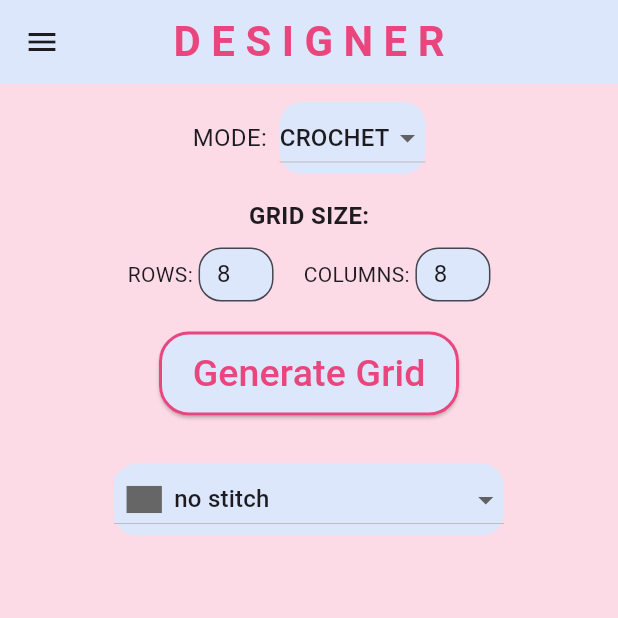
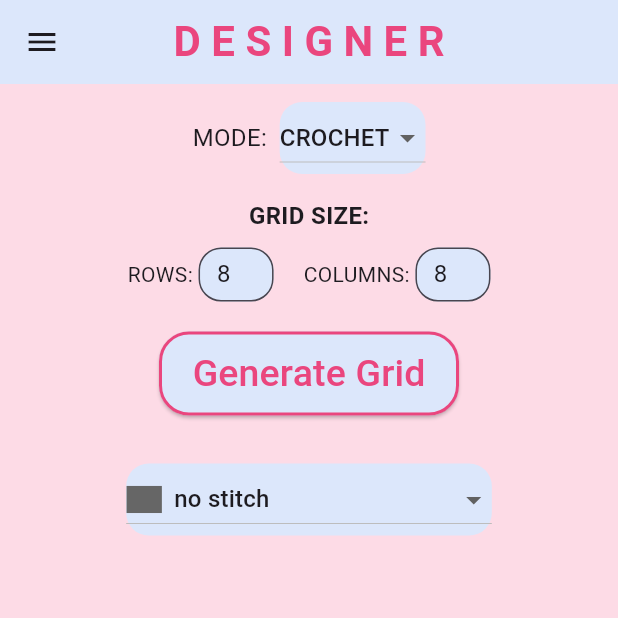
Before and after one commit to Ayesha-Jan/stitch-atlas, a Flutter app: the Designer screen opened by its route, on a phone screen of 412 x 824 dp, the top half of it. Run offline on Flutter 3.47's test engine with Material 3 defaults, Android fonts, the phone set to English and light mode, and no system bars; our stand-ins replace flutter_colorpicker, flutter_svg.

Commit message:
Removed redundant code

```diff
--- a/lib/main.dart
+++ b/lib/main.dart
@@ -16,7 +16,7 @@ class StitchAtlasApp extends StatelessWidget {
       routes: {
         '/designer' :(context) => Designer(),
         '/explorer' :(context) => Explorer(),
-        '/home' :(context) => Home()
+        '/home' :(context) => Home(),
       },
     );
   }
--- a/lib/pages/designer.dart
+++ b/lib/pages/designer.dart
@@ -135,6 +135,43 @@ class _DesignerState extends State<Designer> {
     }
   }
 
+  Widget buildSymbolDropdown(List<Map<String, String>> symbols, String modeName) {
+    return Padding(
+      padding: const EdgeInsets.symmetric(vertical: 8),
+      child: Container(
+        decoration: BoxDecoration(
+          color: Color(0xFFDCE7FB),
+          borderRadius: BorderRadius.circular(15),
+        ),
+        child: DropdownButton<String>(
+          value: symbols.any((s) => s["name"] == selectedSymbol) ? selectedSymbol : null,
+          hint: Text("Select a $modeName stitch"),
+          onChanged: (value) {
+            final symbol = symbols.firstWhere((s) => s["name"] == value);
+            setState(() {
+              selectedSymbol = symbol["name"]!;
+            });
+          },
+          items: symbols.map((symbol) {
+            return DropdownMenuItem<String>(
+              value: symbol["name"],
+              child: Row(
+                children: [
+                  SizedBox(
+                    width: 24,
+                    height: 24,
+                    child: SvgPicture.asset(symbol["file"]!),
+                  ),
+                  SizedBox(width: 8),
+                  Text(symbol["name"]!),
+                ],
+              ),
+            );
+          }).toList(),
+        ),
+      ),
+    );
+  }
 
   @override
   Widget build(BuildContext context) {
@@ -540,94 +577,10 @@ class _DesignerState extends State<Designer> {
                 ),
 
               if (selectedMode == Mode.crochet)
-                Padding(
-                  padding: const EdgeInsets.symmetric(vertical: 8),
-                  child: Container(
-                    decoration: BoxDecoration(
-                    color: Color(0xFFDCE7FB),
-                    borderRadius: BorderRadius.circular(15),
-                    ),
-                    child: DropdownButton<String>(
-                      value: crochetSymbols.any((s) => s["name"] == selectedSymbol) ? selectedSymbol : null,
-                      hint: Text("Select a stitch"),
-                      onChanged: (value) {
-                        final symbol = crochetSymbols.firstWhere((s) => s["name"] == value);
-                        setState(() {
-                          selectedSymbol = symbol["name"]!; // this is the SVG path
-                        });
-                      },
-                      items: crochetSymbols.map((symbol) {
-                        return DropdownMenuItem<String>(
-                          value: symbol["name"],
-                          child: Container(
-                            color: Color(0xFFDCE7FB),
-                            padding: EdgeInsets.symmetric(vertical: 4, horizontal: 8),
-                            child: Row(
-                              children: [
-                                SizedBox(
-                                  width: 24,
-                                  height: 24,
-                                  child: SvgPicture.asset(
-                                    symbol["file"]!,
-                                    fit: BoxFit.contain,
-                                  ),
-                                ),
-                                SizedBox(width: 8),
-                                Text(symbol["name"]!),
-                              ],
-                            ),
-                          ),
-                        );
-                      }).toList(),
-                    ),
-                  ),
-                ),
-
-              if (selectedMode == Mode.knit)
-                Padding(
-                  padding: const EdgeInsets.symmetric(vertical: 8),
-                  child: Container(
-                    decoration: BoxDecoration(
-                      color: Color(0xFFDCE7FB),
-                      borderRadius: BorderRadius.circular(15),
-                    ),
-                    child: DropdownButton<String>(
-                      value: knitSymbols.any((s) => s["name"] == selectedSymbol) ? selectedSymbol : null,
-                      hint: Text("Select a stitch"),
-                      onChanged: (value) {
-                        final symbol = knitSymbols.firstWhere((s) => s["name"] == value);
-                        setState(() {
-                          selectedSymbol = symbol["name"]!; // this is the SVG path
-                        });
-                      },
-                      items: knitSymbols.map((symbol) {
-                        return DropdownMenuItem<String>(
-                          value: symbol["name"],
-                          child: Container(
-                            color: Color(0xFFDCE7FB),
-                            padding: EdgeInsets.symmetric(vertical: 4, horizontal: 8),
-                            child: Row(
-                              children: [
-                                SizedBox(
-                                  width: 24,
-                                  height: 24,
-                                  child: SvgPicture.asset(
-                                    symbol["file"]!,
-                                    fit: BoxFit.contain,
-                                  ),
-                                ),
-                                SizedBox(width: 8),
-                                Text(symbol["name"]!),
-                              ],
-                            ),
-                          ),
-                        );
-                      }).toList(),
-                    ),
-                  ),
-                ),
-
-              if (selectedMode == Mode.colour)
+                buildSymbolDropdown(crochetSymbols, "crochet")
+              else if (selectedMode == Mode.knit)
+                buildSymbolDropdown(knitSymbols, "knit")
+              else if (selectedMode == Mode.colour)
                 Column(
                   children: [
                     ElevatedButton(
```
Also changed, not shown: lib/pages/grid.dart (added, +45 -0 lines).
